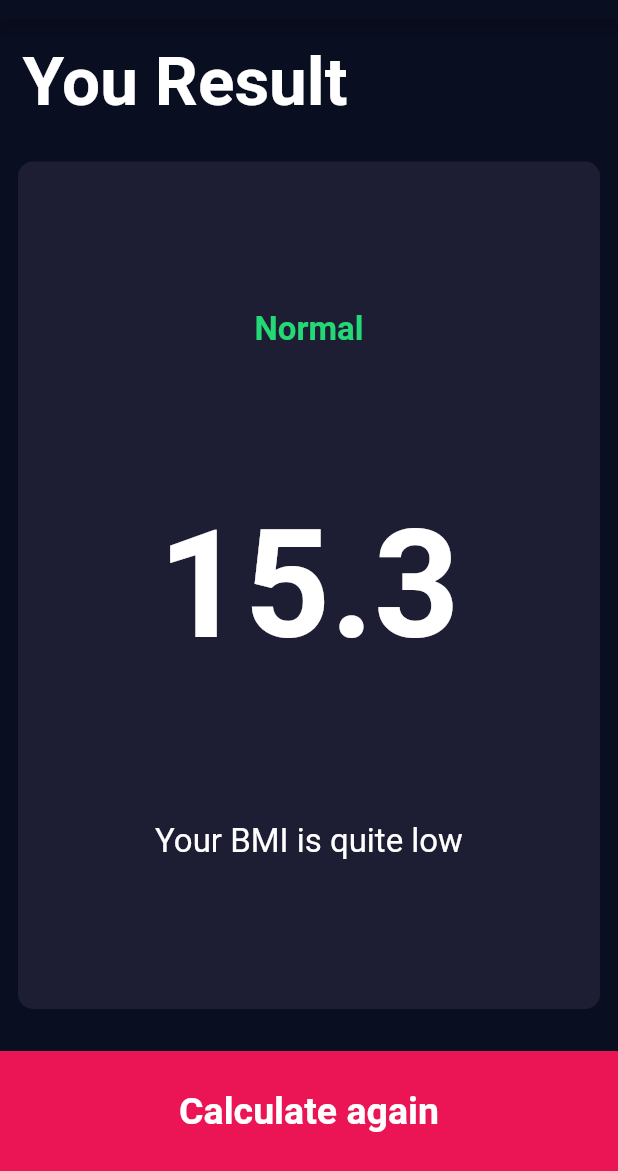
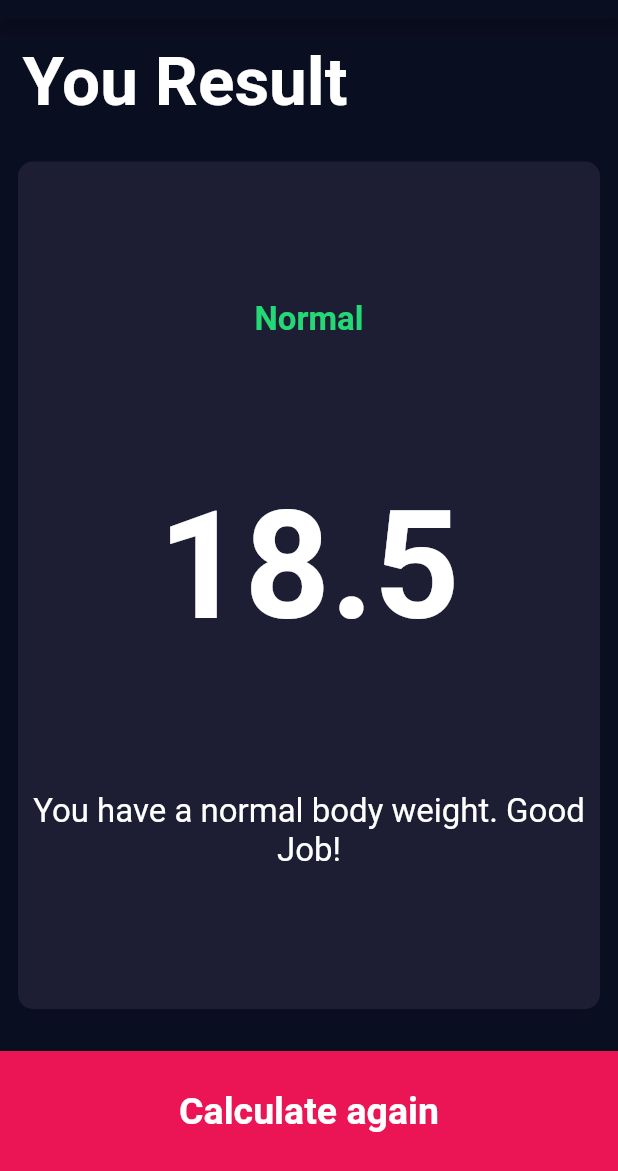
Before and after one commit to jvsena42/bmi_calculator, a Flutter app: the screen it shows after launch, after a tap on "CALCULATE", on a phone screen of 412 x 824 dp, the part 65-1236 px from its top. Run offline on Flutter 3.47's test engine with Material 2 defaults, Android fonts, the phone set to English and light mode, and no system bars; our stand-ins replace font_awesome_flutter.

Commit message:
feat: calculate results

```diff
--- /dev/null
+++ b/lib/calculator_brain.dart
@@ -0,0 +1,37 @@
+import 'dart:math';
+
+class CalculatorBrain {
+
+  final int height;
+  final int weight;
+
+  double _bmi = 0.0;
+
+  CalculatorBrain(this.height, this.weight);
+
+  String calculateBMI() {
+    _bmi = weight / pow(height/100, 2);
+    return _bmi.toStringAsFixed(1);
+  }
+
+  String getResult() {
+    if (_bmi >= 25) {
+      return 'Overweight';
+    } else if (_bmi >18.5) {
+      return 'Normal';
+    } else {
+      return 'Underweight';
+    }
+  }
+
+  String getInterpretation() {
+    if(_bmi >= 25) {
+      return 'You have a higher than normal body weight. Try to Exercise more';
+    } else if (_bmi >18.5) {
+      return 'You have a normal body weight. Good Job!';
+    } else {
+      return 'You have a lower than normal body weight. You can eat a bit more.';
+    }
+
+  }
+}
--- a/lib/pages/input_page.dart
+++ b/lib/pages/input_page.dart
@@ -1,3 +1,4 @@
+import 'package:bmi_calculator/calculator_brain.dart';
 import 'package:bmi_calculator/components/bottom_buttom.dart';
 import 'package:bmi_calculator/components/icon_content.dart';
 import 'package:bmi_calculator/components/resusable_card.dart';
@@ -182,8 +183,18 @@ class _InputPageState extends State<InputPage> {
           ),
           BottomButton(
             onTap: () {
-              Navigator.push(context,
-                  MaterialPageRoute(builder: (context) => ResultsPage()));
+              CalculatorBrain calc = CalculatorBrain(height, weight);
+
+              Navigator.push(
+                context,
+                MaterialPageRoute(
+                  builder: (context) => ResultsPage(
+                    calc.calculateBMI(),
+                    calc.getResult(),
+                    calc.getInterpretation(),
+                  ),
+                ),
+              );
             },
             buttonTitle: 'CALCULATE',
           )
--- a/lib/pages/results_page.dart
+++ b/lib/pages/results_page.dart
@@ -4,7 +4,12 @@ import 'package:bmi_calculator/constants/constants.dart';
 import 'package:flutter/material.dart';
 
 class ResultsPage extends StatelessWidget {
-  const ResultsPage({Key? key}) : super(key: key);
+
+  final String bmiResult;
+  final String resultText;
+  final String interpretation;
+
+  ResultsPage(this.bmiResult, this.resultText, this.interpretation);
 
   @override
   Widget build(BuildContext context) {
@@ -33,15 +38,15 @@ class ResultsPage extends StatelessWidget {
                 crossAxisAlignment: CrossAxisAlignment.center,
                 children: [
                   Text(
-                    'Normal',
+                    resultText,
                     style: kResultTextStyle,
                   ),
                   Text(
-                    '15.3',
+                    bmiResult,
                     style: kBMITextStyle,
                   ),
                   Text(
-                    'Your BMI is quite low',
+                    interpretation,
                     textAlign: TextAlign.center,
                     style: kBodyTextStyle,
                   ),
```
